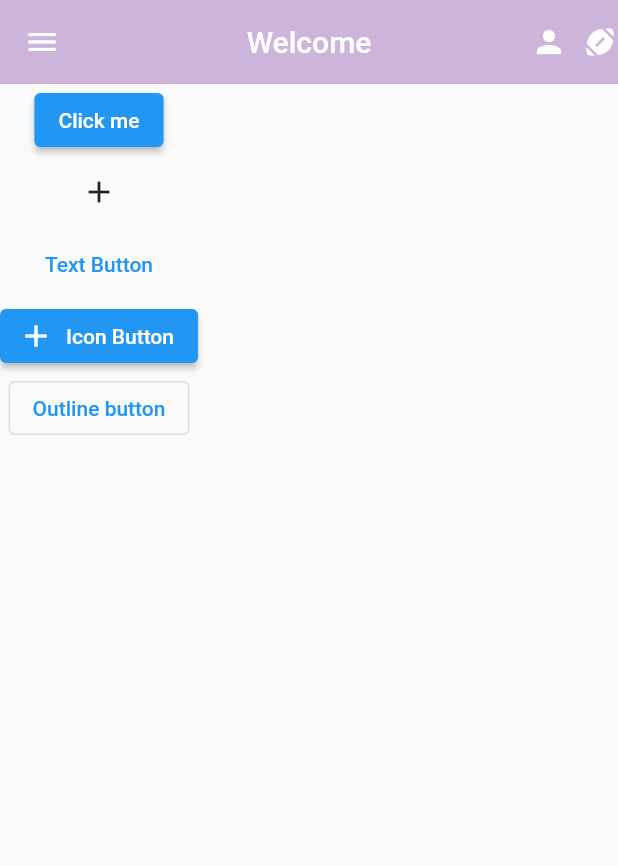
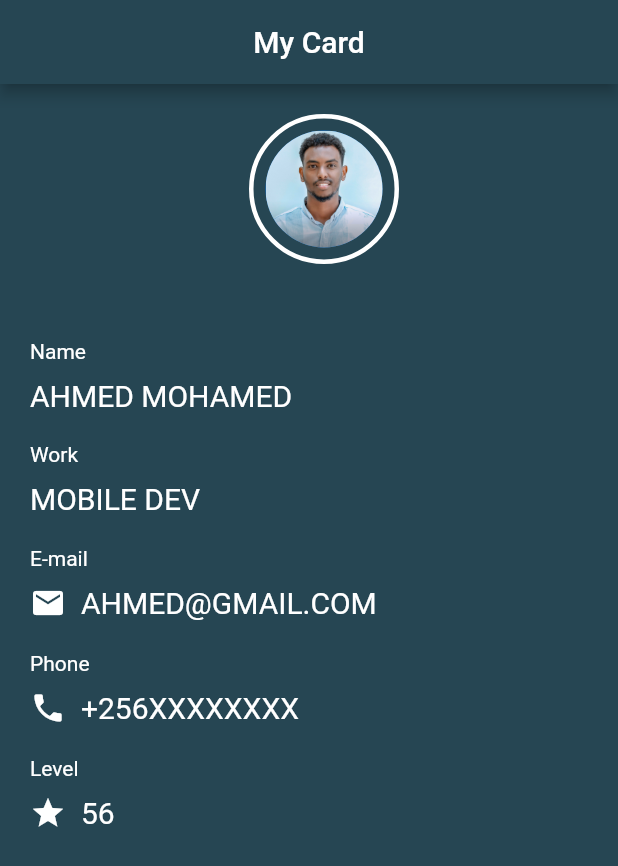
Before and after one commit to ahmed-moha/JUST-CA20-CODES, a Flutter app: the screen it shows after launch, on a phone screen of 412 x 824 dp. Shown: the top 866 px of the screen. Run offline on Flutter 3.47's test engine with Material 2 defaults, Android fonts, the phone set to English and light mode, and no system bars.

Commit message:
LESSON 4

```diff
--- /dev/null
+++ b/lib/lesson_four.dart
@@ -0,0 +1,177 @@
+import 'package:flutter/material.dart';
+
+class LessonFour extends StatelessWidget {
+  const LessonFour({super.key});
+
+  @override
+  Widget build(BuildContext context) {
+    return Scaffold(
+      backgroundColor: const Color(0xff264653),
+      appBar: AppBar(
+        title: const Text("My Card"),
+        centerTitle: true,
+        backgroundColor: const Color(0xff264653),
+      ),
+
+      // body: Row(
+
+      //   children: [
+      //     Expanded(
+      //       child: Container(
+      //         width: 100,
+      //         height: 100,
+      //         color: Colors.blue,
+      //       ),
+      //     ),
+      //      Container(
+      //       width: 100,
+      //       height: 100,
+      //       color: Colors.red,
+      //              ),
+      //      Expanded(
+      //       flex: 3,
+      //        child: Container(
+      //         width: 100,
+      //         height: 100,
+      //         color: Colors.black,
+      //                ),
+      //      ),
+
+      //   ],
+      // ),
+
+      body: Padding(
+        padding: const EdgeInsets.only(
+          left: 20
+        ),
+        child: Column(
+          crossAxisAlignment: CrossAxisAlignment.start,
+          children: [
+            Row(
+              mainAxisAlignment: MainAxisAlignment.center,
+              children: [
+                Container(
+                  margin: const EdgeInsets.only(top: 20),
+                  padding: const EdgeInsets.all(8),
+                  width: 100,
+                  height: 100,
+                  decoration: BoxDecoration(
+                      shape: BoxShape.circle,
+                      border: Border.all(color: Colors.white, width: 3)),
+                  child: const CircleAvatar(
+                    backgroundImage: AssetImage(
+                      "assets/3.jpeg",
+                    ),
+                  ),
+                ),
+              ],
+            ),
+            const SizedBox(
+              height: 50,
+            ),
+            const Text(
+              "Name",
+              style: TextStyle(color: Colors.white),
+            ),
+            const SizedBox(
+              height: 10,
+            ),
+            Text(
+              "Ahmed Mohamed".toUpperCase(),
+              style: const TextStyle(color: Colors.white, fontSize: 20),
+            ),
+            const SizedBox(
+              height: 20,
+            ),
+            const Text(
+              "Work",
+              style: TextStyle(color: Colors.white),
+            ),
+            const SizedBox(
+              height: 10,
+            ),
+            Text(
+              "Mobile Dev".toUpperCase(),
+              style: const TextStyle(color: Colors.white, fontSize: 20),
+            ),
+            const SizedBox(
+              height: 20,
+            ),
+            const Text(
+              "E-mail",
+              style: TextStyle(color: Colors.white),
+            ),
+            const SizedBox(
+              height: 10,
+            ),
+            Row(
+              children: [
+                const Icon(
+                  Icons.email,
+                  color: Colors.white,
+                ),
+                const SizedBox(
+                  width: 10,
+                ),
+                Text(
+                  "Ahmed@gmail.com".toUpperCase(),
+                  style: const TextStyle(color: Colors.white, fontSize: 20),
+                ),
+              ],
+            ),
+            const SizedBox(
+              height: 20,
+            ),
+            const Text(
+              "Phone",
+              style: TextStyle(color: Colors.white),
+            ),
+            const SizedBox(
+              height: 10,
+            ),
+            Row(
+              children: [
+                const Icon(
+                  Icons.phone,
+                  color: Colors.white,
+                ),
+                const SizedBox(
+                  width: 10,
+                ),
+                Text(
+                  "+256xxxxxxxx".toUpperCase(),
+                  style: const TextStyle(color: Colors.white, fontSize: 20),
+                ),
+              ],
+            ),
+            const SizedBox(
+              height: 20,
+            ),
+            const Text(
+              "Level",
+              style: TextStyle(color: Colors.white),
+            ),
+            const SizedBox(
+              height: 10,
+            ),
+            Row(
+              children: [
+                const Icon(
+                  Icons.grade,
+                  color: Colors.white,
+                ),
+                const SizedBox(
+                  width: 10,
+                ),
+                Text(
+                  "56".toUpperCase(),
+                  style: const TextStyle(color: Colors.white, fontSize: 20),
+                ),
+              ],
+            )
+          ],
+        ),
+      ),
+    );
+  }
+}
--- a/lib/main.dart
+++ b/lib/main.dart
@@ -1,11 +1,12 @@
 
+import 'package:ca_208/lesson_four.dart';
 import 'package:flutter/material.dart';
 
 void main() {
   runApp(
     const MaterialApp(
       debugShowCheckedModeBanner: false,
-      home: Home(),
+      home: LessonFour(),
     ),
   );
 }
```
